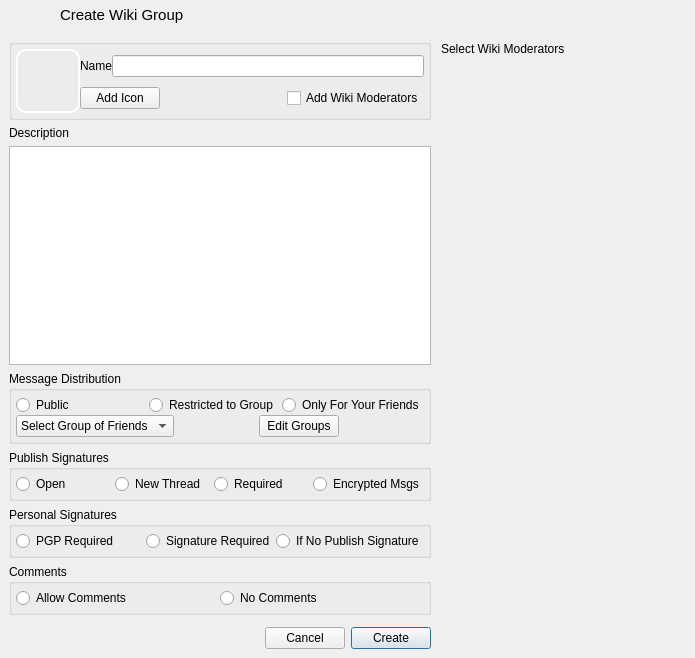
Before: the Qt Designer form retroshare-gui/src/gui/gxs/GxsGroupDialog.ui in RetroShare/RetroShare, drawn with Qt 5.
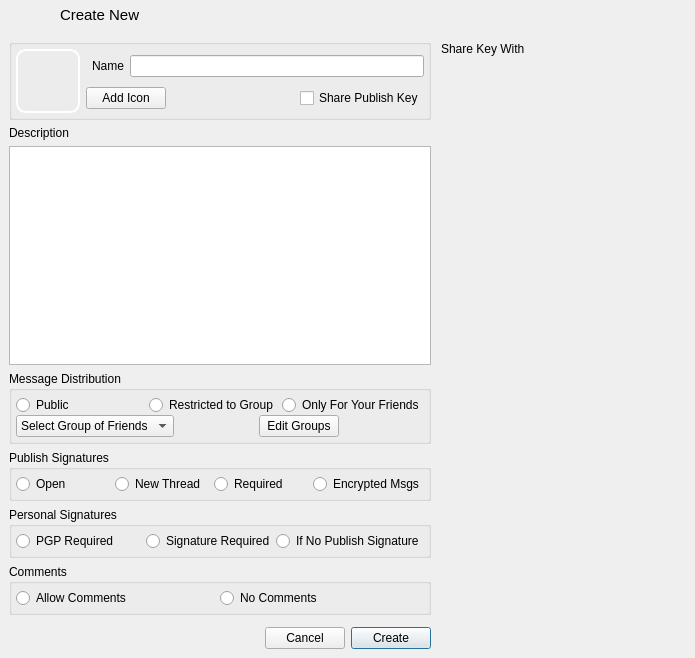
After: the same form once the commit is applied. Icons and pictures are not drawn. Custom widgets are drawn as their Qt base class.

Commit message: restored back some of my changes, added serviceheader text for Wiki and Forum

Patch:
```diff
--- a/retroshare-gui/src/gui/gxs/GxsGroupDialog.ui
+++ b/retroshare-gui/src/gui/gxs/GxsGroupDialog.ui
@@ -69,7 +69,7 @@
       <item row="0" column="1">
        <widget class="QLabel" name="mServiceHeader">
         <property name="text">
-         <string>Create Wiki Group</string>
+         <string>Create New</string>
         </property>
        </widget>
       </item>
@@ -99,7 +99,10 @@
          </property>
          <item>
           <layout class="QGridLayout" name="gridLayout_4">
-           <property name="spacing">
+           <property name="horizontalSpacing">
+            <number>6</number>
+           </property>
+           <property name="verticalSpacing">
             <number>0</number>
            </property>
            <item row="0" column="0" rowspan="2">
@@ -139,6 +142,12 @@
            </item>
            <item row="0" column="1">
             <layout class="QHBoxLayout" name="horizontalLayout">
+             <property name="spacing">
+              <number>6</number>
+             </property>
+             <property name="leftMargin">
+              <number>6</number>
+             </property>
              <item>
               <widget class="QLabel" name="label">
                <property name="text">
@@ -190,7 +199,7 @@
 &lt;p style=&quot; margin-top:0px; margin-bottom:0px; margin-left:0px; margin-right:0px; -qt-block-indent:0; text-indent:0px;&quot;&gt;&lt;span style=&quot; font-size:8pt;&quot;&gt;Key recipients can publish to restricted-type Wiki Group, and can view and publish  for private-type channels&lt;/span&gt;&lt;/p&gt;&lt;/body&gt;&lt;/html&gt;</string>
                </property>
                <property name="text">
-                <string>Add Wiki Moderators</string>
+                <string>Share Publish Key</string>
                </property>
               </widget>
              </item>
@@ -240,7 +249,7 @@
          <set>QDockWidget::NoDockWidgetFeatures</set>
         </property>
         <property name="windowTitle">
-         <string>Select Wiki Moderators</string>
+         <string>Share Key With</string>
         </property>
         <widget class="QWidget" name="dockWidgetContents">
          <layout class="QGridLayout" name="_2">
```
Left out of the diff: 5 changed lines with no effect on the pictures. The commit also changes 3 other files.
